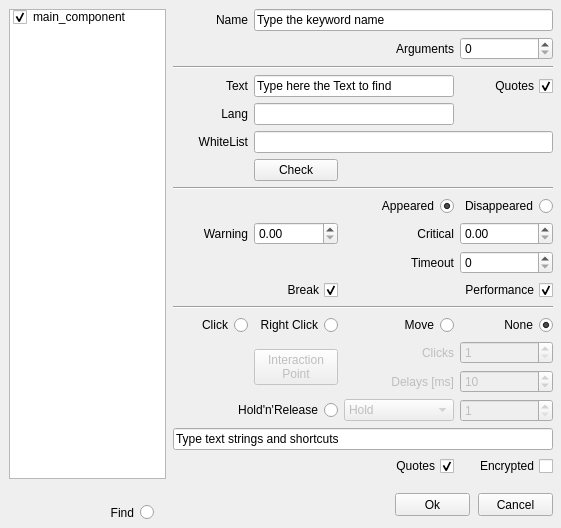
Before: the Qt Designer form alyvix/extra/robotide/qt_ui/alyvix_text_finder_properties_view.ui in alyvix/alyvix, drawn with Qt 5.
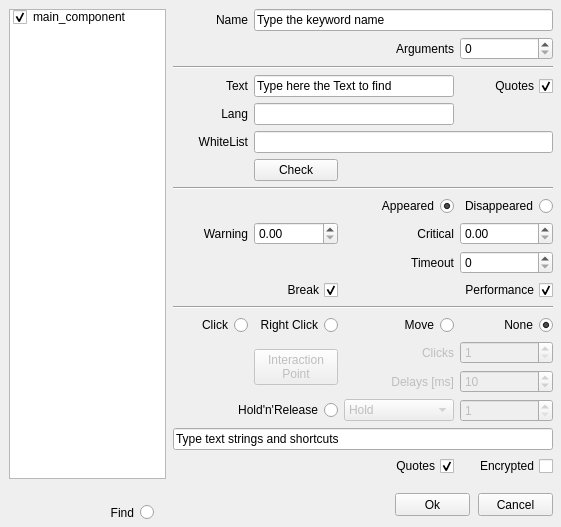
After: the same form once the commit is applied.

Patch:
```diff
--- a/alyvix/extra/robotide/qt_ui/alyvix_text_finder_properties_view.ui
+++ b/alyvix/extra/robotide/qt_ui/alyvix_text_finder_properties_view.ui
@@ -7,7 +7,7 @@
     <x>0</x>
     <y>0</y>
     <width>561</width>
-    <height>528</height>
+    <height>527</height>
    </rect>
   </property>
   <property name="windowTitle">
```
Left out of the diff: 357 changed lines with no effect on the pictures.
